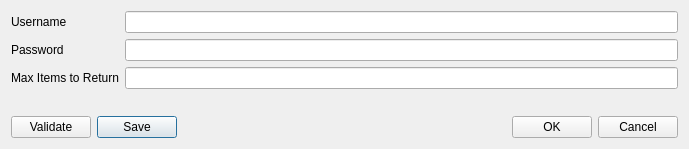
This is Vectors/Vectors_Settings.ui in nagyistge/DGConnect as Qt 5 draws it before an edit. The edited form follows.
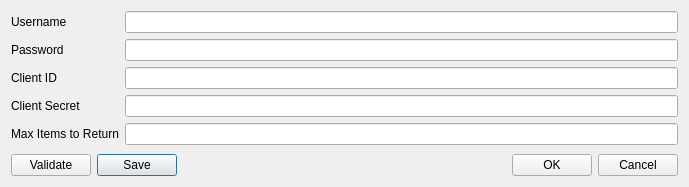
This is the edited form.

Commit message: Update vector queries to use oauth2

Patch:
```diff
--- a/Vectors/Vectors_Settings.ui
+++ b/Vectors/Vectors_Settings.ui
@@ -7,7 +7,7 @@
     <x>0</x>
     <y>0</y>
     <width>689</width>
-    <height>149</height>
+    <height>187</height>
    </rect>
   </property>
   <property name="windowTitle">
@@ -75,6 +75,30 @@
       </widget>
      </item>
      <item row="2" column="0">
+      <widget class="QLabel" name="client_id_label">
+       <property name="text">
+        <string>Client ID</string>
+       </property>
+      </widget>
+     </item>
+     <item row="2" column="1">
+      <widget class="QLineEdit" name="client_id"/>
+     </item>
+     <item row="3" column="0">
+      <widget class="QLabel" name="client_secret_label">
+       <property name="text">
+        <string>Client Secret</string>
+       </property>
+      </widget>
+     </item>
+     <item row="3" column="1">
+      <widget class="QLineEdit" name="client_secret">
+       <property name="echoMode">
+        <enum>QLineEdit::Password</enum>
+       </property>
+      </widget>
+     </item>
+     <item row="4" column="0">
       <widget class="QLabel" name="max_items_to_return_label">
        <property name="text">
         <string>Max Items to Return</string>
@@ -84,7 +108,7 @@
        </property>
       </widget>
      </item>
-     <item row="2" column="1">
+     <item row="4" column="1">
       <widget class="QLineEdit" name="max_items_to_return"/>
      </item>
     </layout>
```
Left out of the diff: 9 changed lines with no effect on the pictures. The commit also changes 9 other files.
